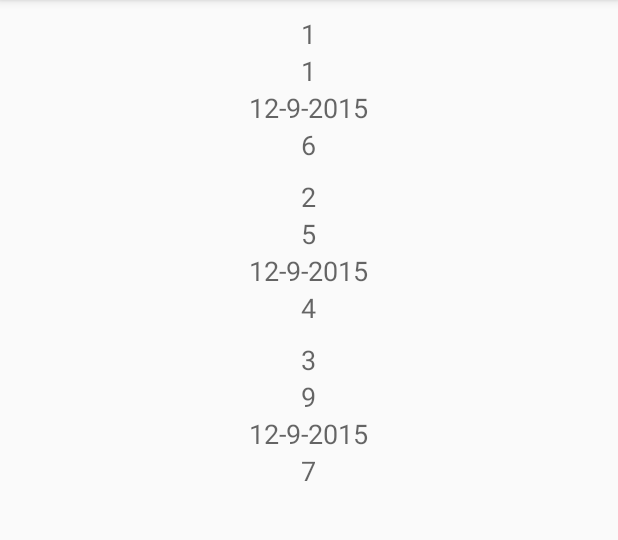
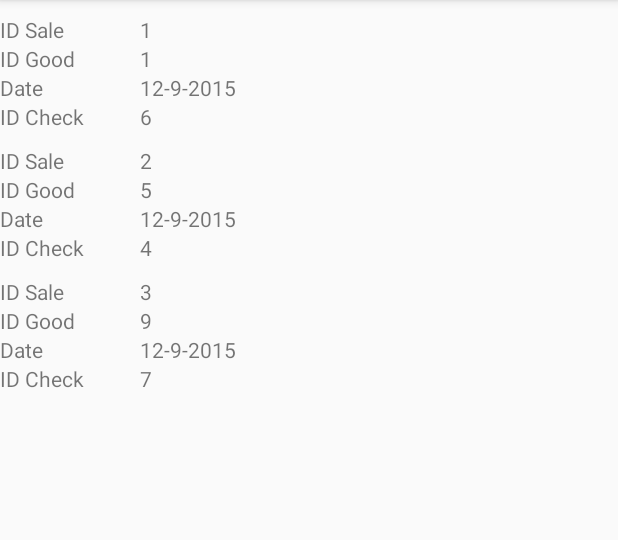
Before and after one commit to Rubykus/Diplom, an Android app: the Sale screen opened directly, with no data from a screen before it, on a phone screen of 412 x 824 dp, the part 84-624 px from its top. Run offline under Robolectric (Android 15) with nearby library versions, the phone set to English and light mode, and no system bars.

Commit message:
with something like design

```diff
--- a/app/src/main/java/com/rubykus/hats/Check.java
+++ b/app/src/main/java/com/rubykus/hats/Check.java
@@ -31,7 +31,6 @@ import android.widget.TextView;
 import android.widget.Toast;
 
 import java.util.Calendar;
-import java.util.Objects;
 
 public class Check extends AppCompatActivity
         implements NavigationView.OnNavigationItemSelectedListener, LoaderManager.LoaderCallbacks<Cursor> {
@@ -69,7 +68,7 @@ public class Check extends AppCompatActivity
 
         // forming matching columns
         String[] from = new String[] { DB.COLUMN_ID, DB.CHECK_DATE, DB.CHECK_COST};
-        int[] to = new int[] { R.id.text1, R.id.text2, R.id.text3 };
+        int[] to = new int[] { R.id.textIDSale, R.id.textIDGood, R.id.textDate};
 
         // create adapter and customizable list
         scAdapter = new SimpleCursorAdapter(this, R.layout.item_check, null, from, to, 0);
--- a/app/src/main/java/com/rubykus/hats/Sale.java
+++ b/app/src/main/java/com/rubykus/hats/Sale.java
@@ -70,7 +70,7 @@ public class Sale extends AppCompatActivity
 
         // forming matching columns
         String[] from = new String[] { DB.COLUMN_ID, DB.SALE_ID_GOODS, DB.SALE_DATE, DB.SALE_ID_CHECK};
-        int[] to = new int[] { R.id.text1, R.id.text2, R.id.text3, R.id.text4 };
+        int[] to = new int[] { R.id.textIDSale, R.id.textIDGood, R.id.textDate, R.id.textIDCheck};
 
         // create adapter and customizable list
         scAdapter = new SimpleCursorAdapter(this, R.layout.item_sale, null, from, to, 0);
--- a/app/src/main/res/layout/item_sale.xml
+++ b/app/src/main/res/layout/item_sale.xml
@@ -1,5 +1,5 @@
 <?xml version="1.0" encoding="utf-8"?>
-<LinearLayout xmlns:android="http://schemas.android.com/apk/res/android"
+<RelativeLayout xmlns:android="http://schemas.android.com/apk/res/android"
     android:orientation="vertical"
     android:layout_width="match_parent"
     android:layout_height="match_parent">
@@ -7,28 +7,74 @@
     <TextView
         android:layout_width="wrap_content"
         android:layout_height="wrap_content"
-        android:textAppearance="?android:attr/textAppearanceMedium"
-        android:id="@+id/text1"
-        android:layout_gravity="center_horizontal" />
+        android:id="@+id/textIDSale"
+        android:text="text1"
+        android:layout_alignParentTop="true"
+        android:layout_alignParentLeft="true"
+        android:layout_alignParentStart="true"
+        android:layout_marginLeft="93dp"
+        android:layout_marginStart="93dp" />
 
     <TextView
         android:layout_width="wrap_content"
         android:layout_height="wrap_content"
-        android:textAppearance="?android:attr/textAppearanceMedium"
-        android:id="@+id/text2"
-        android:layout_gravity="center_horizontal" />
+        android:id="@+id/textIDGood"
+        android:text="text2"
+        android:layout_below="@+id/textIDSale"
+        android:layout_alignLeft="@+id/textIDSale"
+        android:layout_alignStart="@+id/textIDSale" />
 
     <TextView
         android:layout_width="wrap_content"
         android:layout_height="wrap_content"
-        android:textAppearance="?android:attr/textAppearanceMedium"
-        android:id="@+id/text3"
-        android:layout_gravity="center_horizontal" />
+        android:text="text3"
+        android:id="@+id/textDate"
+        android:layout_below="@+id/textIDGood"
+        android:layout_alignLeft="@+id/textIDSale"
+        android:layout_alignStart="@+id/textIDSale" />
 
     <TextView
         android:layout_width="wrap_content"
         android:layout_height="wrap_content"
-        android:textAppearance="?android:attr/textAppearanceMedium"
-        android:id="@+id/text4"
-        android:layout_gravity="center_horizontal" />
-</LinearLayout>
+        android:text="text4"
+        android:id="@+id/textIDCheck"
+        android:layout_below="@+id/textDate"
+        android:layout_alignLeft="@+id/textDate"
+        android:layout_alignStart="@+id/textDate" />
+
+    <TextView
+        android:layout_width="wrap_content"
+        android:layout_height="wrap_content"
+        android:text="ID Sale"
+        android:id="@+id/textView1"
+        android:layout_above="@+id/textIDGood"
+        android:layout_alignParentLeft="true"
+        android:layout_alignParentStart="true" />
+
+    <TextView
+        android:layout_width="wrap_content"
+        android:layout_height="wrap_content"
+        android:text="ID Good"
+        android:id="@+id/textView2"
+        android:layout_alignTop="@+id/textIDGood"
+        android:layout_alignParentLeft="true"
+        android:layout_alignParentStart="true" />
+
+    <TextView
+        android:layout_width="wrap_content"
+        android:layout_height="wrap_content"
+        android:text="Date"
+        android:id="@+id/textView3"
+        android:layout_below="@+id/textView2"
+        android:layout_alignParentLeft="true"
+        android:layout_alignParentStart="true" />
+
+    <TextView
+        android:layout_width="wrap_content"
+        android:layout_height="wrap_content"
+        android:text="ID Check"
+        android:id="@+id/textView4"
+        android:layout_below="@+id/textDate"
+        android:layout_alignParentLeft="true"
+        android:layout_alignParentStart="true" />
+</RelativeLayout>
--- a/app/src/main/res/menu/activity_main_drawer.xml
+++ b/app/src/main/res/menu/activity_main_drawer.xml
@@ -4,19 +4,19 @@
     <group android:checkableBehavior="single">
         <item
             android:id="@+id/categories"
-            android:icon="@drawable/ic_menu_camera"
+            android:icon="@drawable/categories"
             android:title="@string/categories" />
         <item
             android:id="@+id/goods"
-            android:icon="@drawable/ic_menu_gallery"
+            android:icon="@drawable/goods"
             android:title="@string/goods" />
         <item
             android:id="@+id/checks"
-            android:icon="@drawable/ic_menu_slideshow"
+            android:icon="@drawable/check"
             android:title="@string/checks" />
         <item
             android:id="@+id/sales"
-            android:icon="@drawable/ic_menu_manage"
+            android:icon="@drawable/sale"
             android:title="@string/sales" />
     </group>
 
@@ -24,11 +24,11 @@
         <menu>
             <item
                 android:id="@+id/about_us"
-                android:icon="@drawable/ic_menu_share"
+                android:icon="@drawable/about_us"
                 android:title="@string/about_us" />
             <item
                 android:id="@+id/exit"
-                android:icon="@drawable/ic_menu_send"
+                android:icon="@drawable/exit"
                 android:title="@string/exit" />
         </menu>
     </item>
```
Also changed, not shown: app/src/main/java/com/rubykus/hats/StartActivity.java (+10 -4 lines), app/src/main/res/layout/item_check.xml (+43 -11 lines), app/src/main/res/layout/nav_header_main.xml (+5 -16 lines), app/src/main/res/layout/start_activity.xml (+70 -28 lines), app/src/main/ic_launcher-web.png (added), app/src/main/logo-web.png (added), app/src/main/res/drawable/about_us.png (added), app/src/main/res/drawable/categories.png (added), app/src/main/res/drawable/check.png (added), app/src/main/res/drawable/exit.png (added), app/src/main/res/drawable/goods.png (added), app/src/main/res/drawable/logo.png (added), app/src/main/res/drawable/logo_white.png (added), app/src/main/res/drawable/sale.png (added).
